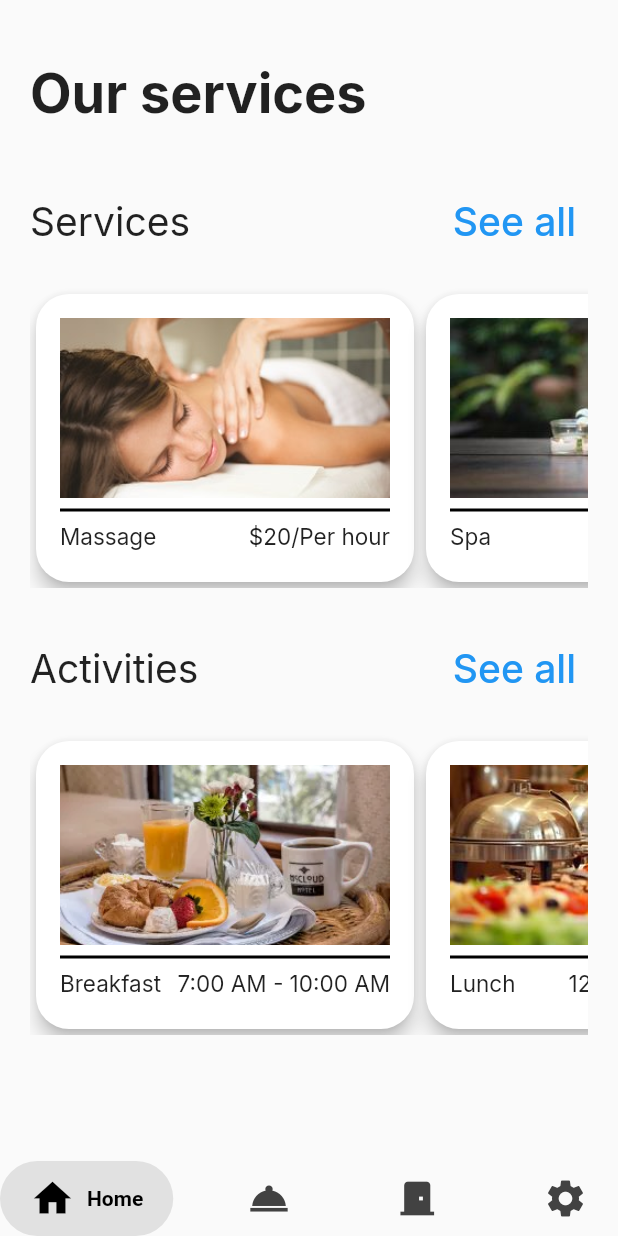
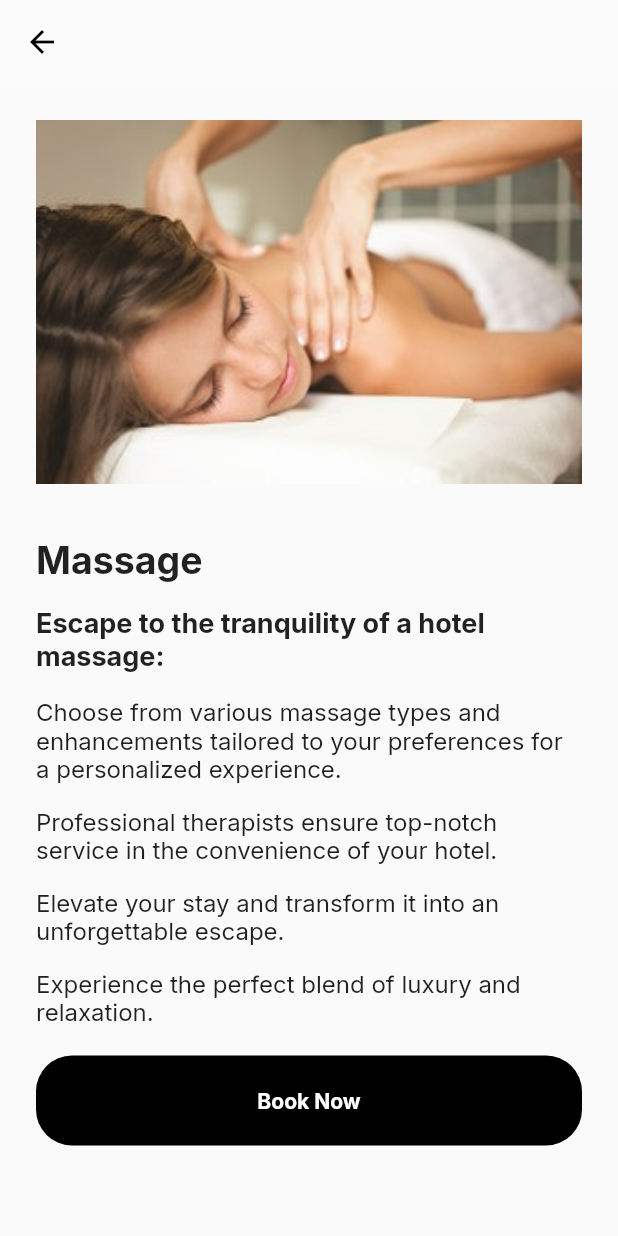
Before and after one commit to Karlo11111/Aedis---HotelSoftvare-using-Flutter, a Flutter app: the screen it shows once a user with an empty profile is signed in, after a tap on "Massage", on a phone screen of 412 x 824 dp. Run offline on Flutter 3.47's test engine with Material 2 defaults, Android fonts, the phone set to English and light mode, and no system bars; drawn by our look-alikes of google_nav_bar; our stand-ins replace cloud_firestore, email_validator, firebase_auth, firebase_core, font_awesome_flutter, google_fonts and 3 more; accounts and stored records are empty.

Commit message:
Added services/activities see all buttons and contexts

```diff
--- a/lib/Utilities/my_card.dart
+++ b/lib/Utilities/my_card.dart
@@ -8,6 +8,8 @@ class MyCard extends StatelessWidget {
   final Function() onTap;
   final String service_name;
   final String service_price;
+  final double width;
+  final double height;
 
   const MyCard({
     super.key,
@@ -15,6 +17,8 @@ class MyCard extends StatelessWidget {
     required this.onTap,
     required this.service_name,
     required this.service_price,
+    required this.width,
+    required this.height,
   });
 
   @override
@@ -23,8 +27,8 @@ class MyCard extends StatelessWidget {
       onTap: onTap,
       //velicina card-a
       child: Container(
-        width: 260,
-        height: 200,
+        width: width,
+        height: height,
         child: Card(
           shape:
               RoundedRectangleBorder(borderRadius: BorderRadius.circular(22)),
@@ -55,14 +59,16 @@ class MyCard extends StatelessWidget {
 
                 Row(
                   mainAxisAlignment: MainAxisAlignment.spaceBetween,
+                  crossAxisAlignment: CrossAxisAlignment.center,
                   children: [
                     Text(
                       service_name,
-                      style: GoogleFonts.inter(fontSize: 15),
+                      style: GoogleFonts.inter(
+                          fontSize: 15, fontWeight: FontWeight.bold),
                     ),
                     Text(
                       service_price,
-                      style: GoogleFonts.inter(fontSize: 15),
+                      style: GoogleFonts.inter(fontSize: 12),
                     )
                   ],
                 )
--- a/lib/pages/home_page.dart
+++ b/lib/pages/home_page.dart
@@ -3,6 +3,13 @@
 import 'package:flutter/material.dart';
 import 'package:google_fonts/google_fonts.dart';
 import 'package:razvoj_sofvera/Utilities/my_card.dart';
+import 'package:razvoj_sofvera/activities_pages/breakfast.dart';
+import 'package:razvoj_sofvera/activities_pages/dinner.dart';
+import 'package:razvoj_sofvera/activities_pages/lunch.dart';
+import 'package:razvoj_sofvera/activities_pages/see_all_activities.dart';
+import 'package:razvoj_sofvera/services_pages/massage.dart';
+import 'package:razvoj_sofvera/services_pages/see_all_services.dart';
+import 'package:razvoj_sofvera/services_pages/spa.dart';
 
 class HomePage extends StatelessWidget {
   const HomePage({super.key});
@@ -38,10 +45,15 @@ class HomePage extends StatelessWidget {
                           fontSize: 26, fontWeight: FontWeight.w400),
                     ),
                     TextButton(
-                        onPressed: () {},
+                        onPressed: () {
+                          Navigator.push(
+                              context,
+                              MaterialPageRoute(
+                                  builder: (context) => AllServices()));
+                        },
                         child: Text(
                           "See all",
-                          style: GoogleFonts.inter(fontSize: 26),
+                          style: GoogleFonts.inter(fontSize: 15),
                         ))
                   ],
                 ),
@@ -57,25 +69,40 @@ class HomePage extends StatelessWidget {
                     children: [
                       //masaza
                       MyCard(
-                        onTap: () {},
+                        onTap: () {
+                          Navigator.push(
+                              context,
+                              MaterialPageRoute(
+                                  builder: (context) => Massage()));
+                        },
                         picture: "lib/assets/masaza.jpg",
                         service_name: "Massage",
                         service_price: "\$20/Per hour",
+                        height: 200,
+                        width: 260,
                       ),
 
                       //spa
                       MyCard(
-                        onTap: () {},
+                        onTap: () {
+                          Navigator.push(context,
+                              MaterialPageRoute(builder: (context) => Spa()));
+                        },
                         picture: "lib/assets/spa.jpg",
                         service_name: "Spa",
                         service_price: "\$50/Per session",
+                        height: 200,
+                        width: 260,
                       ),
 
+                      //room services
                       MyCard(
                         onTap: () {},
                         picture: "lib/assets/room_services.jpg",
                         service_name: "Room Services",
                         service_price: "",
+                        height: 200,
+                        width: 260,
                       )
                     ],
                   ),
@@ -96,10 +123,15 @@ class HomePage extends StatelessWidget {
                           fontSize: 26, fontWeight: FontWeight.w400),
                     ),
                     TextButton(
-                        onPressed: () {},
+                        onPressed: () {
+                          Navigator.push(
+                              context,
+                              MaterialPageRoute(
+                                  builder: (context) => AllActivities()));
+                        },
                         child: Text(
                           "See all",
-                          style: GoogleFonts.inter(fontSize: 26),
+                          style: GoogleFonts.inter(fontSize: 15),
                         ))
                   ],
                 ),
@@ -116,26 +148,45 @@ class HomePage extends StatelessWidget {
                     children: [
                       //Breakfast
                       MyCard(
-                        onTap: () {},
+                        onTap: () {
+                          Navigator.push(
+                              context,
+                              MaterialPageRoute(
+                                  builder: (context) => Breakfast()));
+                        },
                         picture: "lib/assets/Breakfast.jpg",
                         service_name: "Breakfast",
                         service_price: "7:00 AM - 10:00 AM",
+                        height: 200,
+                        width: 260,
                       ),
 
                       //Lunch
                       MyCard(
-                        onTap: () {},
+                        onTap: () {
+                          Navigator.push(context,
+                              MaterialPageRoute(builder: (context) => Lunch()));
+                        },
                         picture: "lib/assets/Lunch.jpg",
                         service_name: "Lunch",
                         service_price: "12:00 PM - 2:00 PM",
+                        height: 200,
+                        width: 260,
                       ),
 
                       //Dinner
                       MyCard(
-                        onTap: () {},
+                        onTap: () {
+                          Navigator.push(
+                              context,
+                              MaterialPageRoute(
+                                  builder: (context) => Dinner()));
+                        },
                         picture: "lib/assets/Dinner.jpg",
                         service_name: "Dinner",
                         service_price: "6:30 PM - 8:30 PM",
+                        height: 200,
+                        width: 260,
                       )
                     ],
                   ),
--- /dev/null
+++ b/lib/services_pages/massage.dart
@@ -0,0 +1,93 @@
+// ignore_for_file: unnecessary_const, prefer_const_constructors, prefer_const_literals_to_create_immutables
+
+import 'package:flutter/material.dart';
+import 'package:google_fonts/google_fonts.dart';
+
+import 'package:razvoj_sofvera/Utilities/buttons.dart';
+
+class Massage extends StatelessWidget {
+  const Massage({super.key});
+
+  @override
+  Widget build(BuildContext context) {
+    return Scaffold(
+      appBar: AppBar(
+        foregroundColor: Colors.black,
+        backgroundColor: Colors.white10,
+        elevation: 0,
+      ),
+      //Body
+
+      body: SingleChildScrollView(
+        child: SafeArea(
+          child: Padding(
+            padding: const EdgeInsets.all(24.0),
+            child: Column(
+              mainAxisAlignment: MainAxisAlignment.start,
+              children: [
+                //slika usluge
+                SizedBox(
+                  width: double.infinity,
+                  child: Image.asset(
+                    "lib/assets/masaza.jpg",
+                    fit: BoxFit.cover,
+                  ),
+                ),
+
+                //razmak između slike i usluge
+                const SizedBox(height: 36),
+
+                //naziv usluge
+                Row(
+                  children: [
+                    Text("Massage",
+                        style: GoogleFonts.inter(
+                            fontSize: 25, fontWeight: FontWeight.bold)),
+                  ],
+                ),
+                SizedBox(
+                  height: 16,
+                ),
+                //opis usluge
+                Text(
+                  'Escape to the tranquility of a hotel massage:',
+                  style: GoogleFonts.inter(
+                      fontSize: 18.0, fontWeight: FontWeight.bold),
+                ),
+                SizedBox(height: 16.0),
+                Text(
+                  'Choose from various massage types and enhancements tailored to your preferences for a personalized experience.',
+                  style: GoogleFonts.inter(fontSize: 16.0),
+                ),
+                SizedBox(height: 16.0),
+                Text(
+                  'Professional therapists ensure top-notch service in the convenience of your hotel.',
+                  style: GoogleFonts.inter(fontSize: 16.0),
+                ),
+                SizedBox(height: 16.0),
+                Text(
+                  'Elevate your stay and transform it into an unforgettable escape.',
+                  style: GoogleFonts.inter(fontSize: 16.0),
+                ),
+                SizedBox(height: 16.0),
+                Text(
+                  'Experience the perfect blend of luxury and relaxation.',
+                  style: GoogleFonts.inter(fontSize: 16.0),
+                ),
+                SizedBox(
+                  height: 20,
+                ),
+
+                MyButton(
+                  buttonText: "Book Now",
+                  height: 60,
+                  ontap: () {},
+                )
+              ],
+            ),
+          ),
+        ),
+      ),
+    );
+  }
+}
--- a/pubspec.yaml
+++ b/pubspec.yaml
@@ -79,6 +79,7 @@ flutter:
     - lib/assets/Breakfast.jpg
     - lib/assets/Lunch.jpg
     - lib/assets/Dinner.jpg
+    - lib/assets/Tennis.jpg
   #   - images/a_dot_ham.jpeg
 
   # An image asset can refer to one or more resolution-specific "variants", see
```
Also changed, not shown: lib/activities_pages/breakfast.dart (added, +78 -0 lines), lib/activities_pages/dinner.dart (added, +70 -0 lines), lib/activities_pages/lunch.dart (added, +71 -0 lines), lib/activities_pages/see_all_activities.dart (added, +82 -0 lines), lib/activities_pages/tennis.dart (added, +71 -0 lines), lib/services_pages/see_all_services.dart (added, +64 -0 lines), lib/services_pages/spa.dart (added, +92 -0 lines), lib/assets/Tennis.jpg (added).
